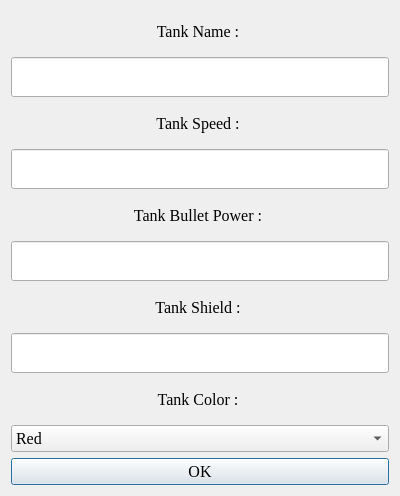
The window that addtank.ui (ehsankhani/TANKS_BATTLE) describes before a commit, drawn with Qt 5.
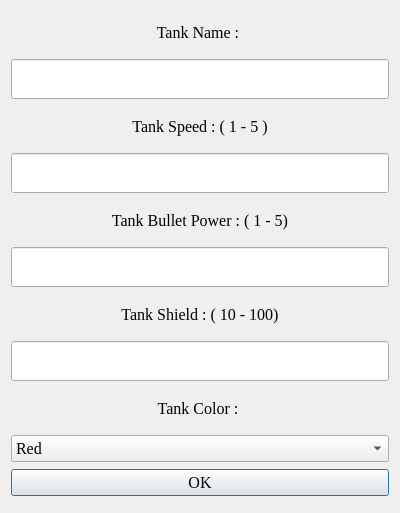
The same window after the commit.

```diff
--- a/addtank.ui
+++ b/addtank.ui
@@ -7,7 +7,7 @@
     <x>0</x>
     <y>0</y>
     <width>400</width>
-    <height>488</height>
+    <height>513</height>
    </rect>
   </property>
   <property name="font">
@@ -73,7 +73,7 @@
       </size>
      </property>
      <property name="text">
-      <string>Tank Speed : </string>
+      <string>Tank Speed : ( 1 - 5 )</string>
      </property>
      <property name="alignment">
       <set>Qt::AlignCenter</set>
@@ -114,7 +114,7 @@
       </size>
      </property>
      <property name="text">
-      <string>Tank Bullet Power : </string>
+      <string>Tank Bullet Power : ( 1 - 5)</string>
      </property>
      <property name="alignment">
       <set>Qt::AlignCenter</set>
@@ -155,7 +155,7 @@
       </size>
      </property>
      <property name="text">
-      <string>Tank Shield : </string>
+      <string>Tank Shield : ( 10 - 100)</string>
      </property>
      <property name="alignment">
       <set>Qt::AlignCenter</set>
```
